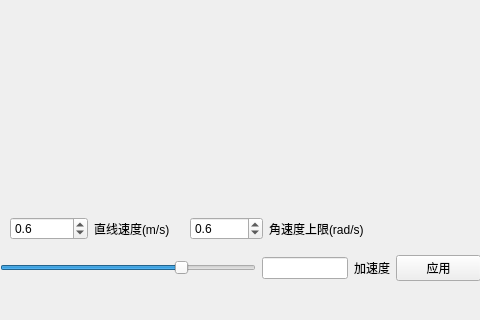
djl806943371/graduate_project, file ros/catkin_ws/src/qt_app/ui/mainwindow.ui: the form before one commit; both pictures show x 0 to 480 and y 480 to 800 of the 1000 by 800 pixel window.
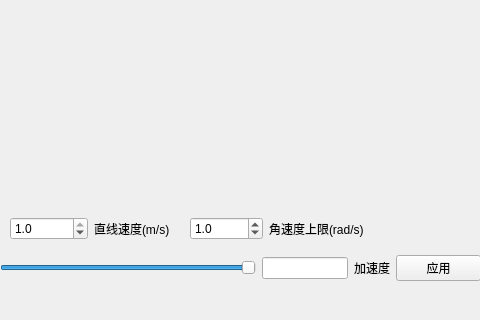
The form after the commit. Icons and pictures are not drawn. Custom widgets are drawn as their Qt base class.

```diff
--- a/ros/catkin_ws/src/qt_app/ui/mainwindow.ui
+++ b/ros/catkin_ws/src/qt_app/ui/mainwindow.ui
@@ -49,13 +49,13 @@
         <number>200</number>
        </property>
        <property name="maximum">
-        <number>2000</number>
+        <number>10000</number>
        </property>
        <property name="singleStep">
         <number>1</number>
        </property>
        <property name="value">
-        <number>1500</number>
+        <number>10000</number>
        </property>
        <property name="orientation">
         <enum>Qt::Horizontal</enum>
@@ -182,13 +182,13 @@
         <number>1</number>
        </property>
        <property name="maximum">
-        <double>2.000000000000000</double>
+        <double>1.000000000000000</double>
        </property>
        <property name="singleStep">
         <double>0.100000000000000</double>
        </property>
        <property name="value">
-        <double>0.600000000000000</double>
+        <double>1.000000000000000</double>
        </property>
       </widget>
      </item>
@@ -223,7 +223,7 @@
         <double>0.100000000000000</double>
        </property>
        <property name="value">
-        <double>0.600000000000000</double>
+        <double>1.000000000000000</double>
        </property>
       </widget>
      </item>
```
